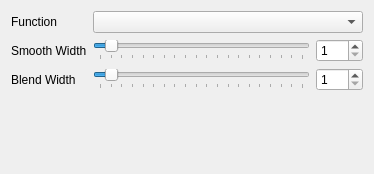
Before: the Qt Designer form python/mmSolver/tools/smoothkeyframes/ui/smoothkeys_layout.ui in david-cattermole/mayaMatchMoveSolver, drawn with Qt 5.
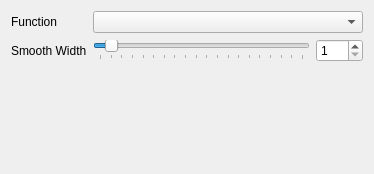
After: the same form once the commit is applied.

The edit to the form file:
```diff
--- a/python/mmSolver/tools/smoothkeyframes/ui/smoothkeys_layout.ui
+++ b/python/mmSolver/tools/smoothkeyframes/ui/smoothkeys_layout.ui
@@ -26,6 +26,13 @@
      <item row="0" column="1">
       <widget class="QComboBox" name="function_comboBox"/>
      </item>
+     <item row="1" column="0">
+      <widget class="QLabel" name="width_label">
+       <property name="text">
+        <string>Smooth Width</string>
+       </property>
+      </widget>
+     </item>
      <item row="1" column="1">
       <layout class="QHBoxLayout" name="width_layout">
        <item>
@@ -71,65 +78,6 @@
        </item>
       </layout>
      </item>
-     <item row="1" column="0">
-      <widget class="QLabel" name="width_label">
-       <property name="text">
-        <string>Smooth Width</string>
-       </property>
-      </widget>
-     </item>
-     <item row="2" column="0">
-      <widget class="QLabel" name="blendWidth_label">
-       <property name="text">
-        <string>Blend Width</string>
-       </property>
-      </widget>
-     </item>
-     <item row="2" column="1">
-      <layout class="QHBoxLayout" name="blendWidth_horizontalLayout">
-       <item>
-        <widget class="QSlider" name="blendWidth_horizontalSlider">
-         <property name="minimum">
-          <number>1</number>
-         </property>
-         <property name="maximum">
-          <number>20</number>
-         </property>
-         <property name="pageStep">
-          <number>1</number>
-         </property>
-         <property name="value">
-          <number>2</number>
-         </property>
-         <property name="orientation">
-          <enum>Qt::Horizontal</enum>
-         </property>
-         <property name="invertedAppearance">
-          <bool>false</bool>
-         </property>
-         <property name="invertedControls">
-          <bool>false</bool>
-         </property>
-         <property name="tickPosition">
-          <enum>QSlider::TicksBelow</enum>
-         </property>
-        </widget>
-       </item>
-       <item>
-        <widget class="QSpinBox" name="blendWidth_spinBox">
-         <property name="minimum">
-          <number>1</number>
-         </property>
-         <property name="maximum">
-          <number>999</number>
-         </property>
-         <property name="singleStep">
-          <number>10</number>
-         </property>
-        </widget>
-       </item>
-      </layout>
-     </item>
     </layout>
    </item>
    <item>
```
